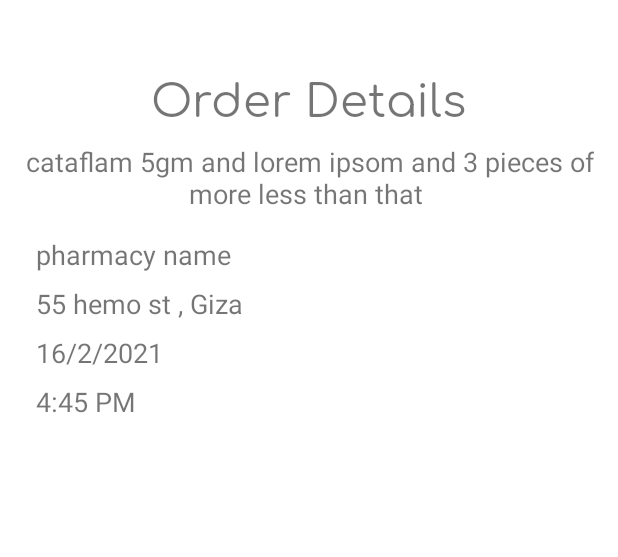
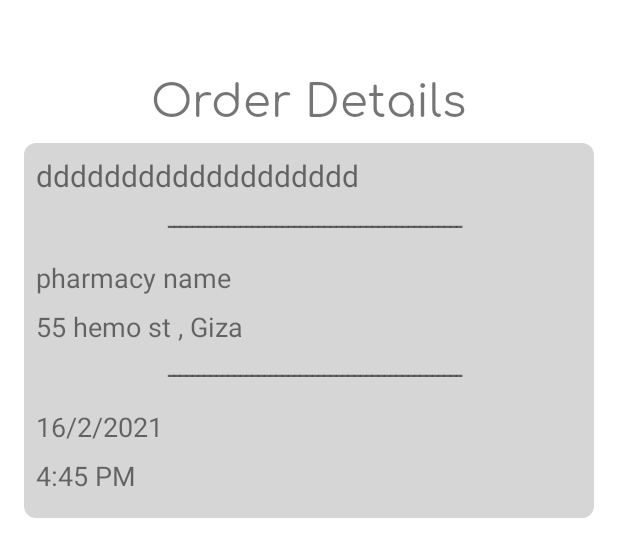
Before and after one commit to AmrMekhemar/PharmacyDialler, an Android app: the layout fragment_specific_order.xml on its own in the app's theme, with its tools: preview values and no code run, on a phone screen of 412 x 824 dp. Shown: the top 557 px of the screen. Run offline under Robolectric (Android 15) with nearby library versions, the phone set to English and light mode, and no system bars; network calls fail.

Commit message:
restyled orderDetails layout

```diff
--- a/app/src/main/res/layout/fragment_specific_order.xml
+++ b/app/src/main/res/layout/fragment_specific_order.xml
@@ -1,5 +1,5 @@
 <?xml version="1.0" encoding="utf-8"?>
-<androidx.cardview.widget.CardView xmlns:android="http://schemas.android.com/apk/res/android"
+<androidx.constraintlayout.widget.ConstraintLayout xmlns:android="http://schemas.android.com/apk/res/android"
     xmlns:app="http://schemas.android.com/apk/res-auto"
     xmlns:tools="http://schemas.android.com/tools"
     android:layout_width="match_parent"
@@ -11,24 +11,35 @@
     app:cardCornerRadius="@dimen/margin_small"
     tools:context=".specificOrder.SpecificOrderFragment">
 
+
+    <androidx.cardview.widget.CardView
+        android:id="@+id/cardView2"
+        android:layout_width="0dp"
+        android:layout_height="wrap_content"
+        android:layout_marginStart="@dimen/margin_small"
+        android:layout_marginTop="@dimen/margin_small"
+        android:layout_marginEnd="@dimen/margin_small"
+        android:backgroundTint="@color/blue_300"
+        app:cardCornerRadius="@dimen/margin_small"
+        app:layout_constraintEnd_toEndOf="parent"
+        app:layout_constraintStart_toStartOf="parent"
+        app:layout_constraintTop_toBottomOf="@+id/PrescriptionDetails">
+
         <androidx.constraintlayout.widget.ConstraintLayout
             android:layout_width="match_parent"
-        android:layout_height="wrap_content">
+            android:layout_height="match_parent">
 
             <TextView
                 android:id="@+id/PrescriptionDetails_tv"
                 android:layout_width="0dp"
                 android:layout_height="wrap_content"
-            android:textAlignment="center"
                 android:layout_marginStart="8dp"
                 android:layout_marginTop="8dp"
-            android:layout_marginEnd="8dp"
-            android:text="cataflam 5gm and lorem ipsom and 3 pieces of more less than that "
-            android:textSize="18sp"
-            app:layout_constraintEnd_toEndOf="parent"
+                android:text="ddddddddddddddddddd"
+                android:textAlignment="center"
+                android:textSize="20sp"
                 app:layout_constraintStart_toStartOf="parent"
-            app:layout_constraintTop_toBottomOf="@+id/PrescriptionDetails" />
-
+                app:layout_constraintTop_toTopOf="parent" />
             <ImageView
                 android:id="@+id/prescriptionDetails_imageView"
                 android:layout_width="300dp"
@@ -37,8 +48,84 @@
                 android:visibility="gone"
                 app:layout_constraintEnd_toEndOf="parent"
                 app:layout_constraintStart_toStartOf="parent"
-            app:layout_constraintTop_toBottomOf="@+id/PrescriptionDetails_tv"
+                app:layout_constraintTop_toBottomOf="@id/PrescriptionDetails_tv"
                 tools:src="@tools:sample/avatars" />
+            <TextView
+                android:id="@+id/spacer1"
+                android:layout_width="0dp"
+                android:layout_height="wrap_content"
+                android:layout_marginStart="8dp"
+                android:text="ـــــــــــــــــــــــــــــــــــــــــــــــــ"
+                android:textAlignment="center"
+                android:textSize="20sp"
+                app:layout_constraintTop_toBottomOf="@id/prescriptionDetails_imageView"
+                app:layout_constraintEnd_toEndOf="parent"
+                app:layout_constraintStart_toStartOf="parent" />
+
+            <TextView
+                android:id="@+id/pharmacy_name"
+                android:layout_width="wrap_content"
+                android:layout_height="wrap_content"
+                android:layout_marginStart="8dp"
+                android:layout_marginTop="8dp"
+                android:text="pharmacy name"
+                android:textAlignment="center"
+                android:textSize="18sp"
+                app:layout_constraintStart_toStartOf="parent"
+                app:layout_constraintTop_toBottomOf="@id/spacer1" />
+
+            <TextView
+                android:id="@+id/pharmacy_address"
+                android:layout_width="wrap_content"
+                android:layout_height="wrap_content"
+                android:layout_marginStart="8dp"
+                android:layout_marginTop="8dp"
+                android:text="55 hemo st , Giza "
+                android:textSize="18sp"
+                app:layout_constraintStart_toStartOf="parent"
+                app:layout_constraintTop_toBottomOf="@+id/pharmacy_name" />
+
+            <TextView
+                android:id="@+id/spacer2"
+                android:layout_width="0dp"
+                android:layout_height="wrap_content"
+                android:layout_marginStart="8dp"
+                android:text="ـــــــــــــــــــــــــــــــــــــــــــــــــ"
+                android:textAlignment="center"
+                android:textSize="20sp"
+                app:layout_constraintTop_toBottomOf="@id/pharmacy_address"
+                app:layout_constraintEnd_toEndOf="parent"
+                app:layout_constraintStart_toStartOf="parent" />
+
+            <TextView
+                android:id="@+id/order_date_tv"
+                android:layout_width="wrap_content"
+                android:layout_height="wrap_content"
+                android:layout_marginStart="8dp"
+                android:layout_marginTop="8dp"
+                android:text="16/2/2021"
+                android:textSize="18sp"
+                app:layout_constraintStart_toStartOf="parent"
+                app:layout_constraintTop_toBottomOf="@id/spacer2" />
+
+            <TextView
+                android:id="@+id/order_time_tv"
+                android:layout_width="wrap_content"
+                android:layout_height="wrap_content"
+                android:layout_marginStart="8dp"
+                android:layout_marginTop="8dp"
+                android:layout_marginBottom="16dp"
+                android:text="4:45 PM"
+                android:textSize="18sp"
+                app:layout_constraintBottom_toBottomOf="parent"
+                app:layout_constraintStart_toStartOf="parent"
+                app:layout_constraintTop_toBottomOf="@+id/order_date_tv" />
+        </androidx.constraintlayout.widget.ConstraintLayout>
+
+    </androidx.cardview.widget.CardView>
+
+
+
 
         <ImageView
             android:id="@+id/cancel_icon"
@@ -64,52 +151,12 @@
             app:layout_constraintStart_toStartOf="parent"
             app:layout_constraintTop_toTopOf="parent" />
 
-        <TextView
-            android:id="@+id/pharmacy_name"
-            android:layout_width="wrap_content"
-            android:layout_height="wrap_content"
-            android:layout_marginStart="16dp"
-            android:layout_marginTop="16dp"
-            android:text="pharmacy name"
-            android:textSize="18sp"
-            app:layout_constraintStart_toStartOf="parent"
-            app:layout_constraintTop_toBottomOf="@+id/prescriptionDetails_imageView" />
 
-        <TextView
-            android:id="@+id/pharmacy_address"
-            android:layout_width="wrap_content"
-            android:layout_height="wrap_content"
-            android:layout_marginStart="16dp"
-            android:layout_marginTop="8dp"
-            android:text="55 hemo st , Giza "
-            android:textSize="18sp"
-            app:layout_constraintStart_toStartOf="parent"
-            app:layout_constraintTop_toBottomOf="@+id/pharmacy_name" />
 
-        <TextView
-            android:id="@+id/order_date_tv"
-            android:layout_width="wrap_content"
-            android:layout_height="wrap_content"
-            android:layout_marginStart="16dp"
-            android:layout_marginTop="8dp"
-            android:text="16/2/2021"
-            android:textSize="18sp"
-            app:layout_constraintBottom_toTopOf="@+id/order_time_tv"
-            app:layout_constraintStart_toStartOf="parent"
-            app:layout_constraintTop_toBottomOf="@+id/pharmacy_address" />
 
-        <TextView
-            android:id="@+id/order_time_tv"
-            android:layout_width="wrap_content"
-            android:layout_height="wrap_content"
-            android:layout_marginStart="16dp"
-            android:layout_marginTop="8dp"
-            android:layout_marginBottom="16dp"
-            android:text="4:45 PM"
-            android:textSize="18sp"
-            app:layout_constraintBottom_toBottomOf="parent"
-            app:layout_constraintStart_toStartOf="parent"
-            app:layout_constraintTop_toBottomOf="@+id/order_date_tv" />
+
+
+
+
+
 </androidx.constraintlayout.widget.ConstraintLayout>
-
-</androidx.cardview.widget.CardView>
```
Lines whose indentation alone changed are shown as unchanged.
